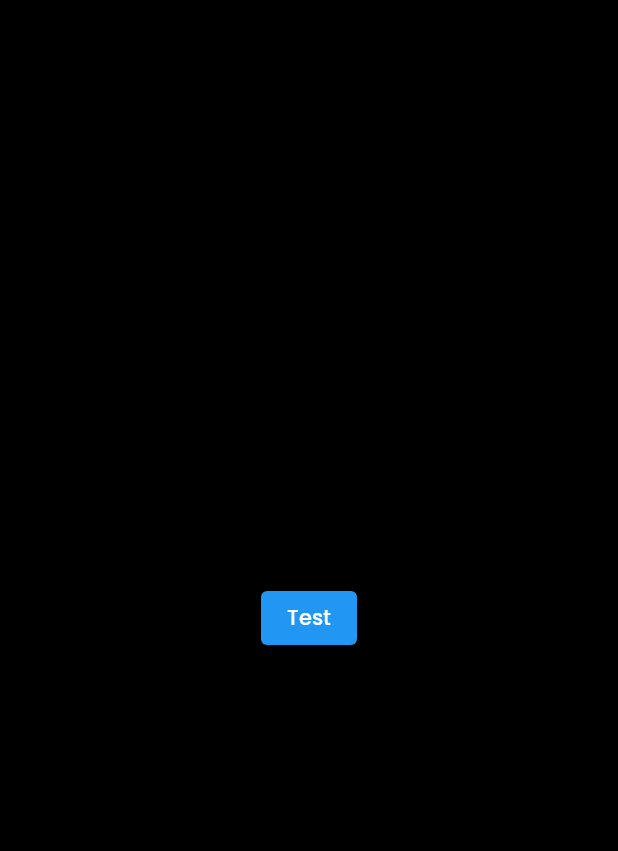
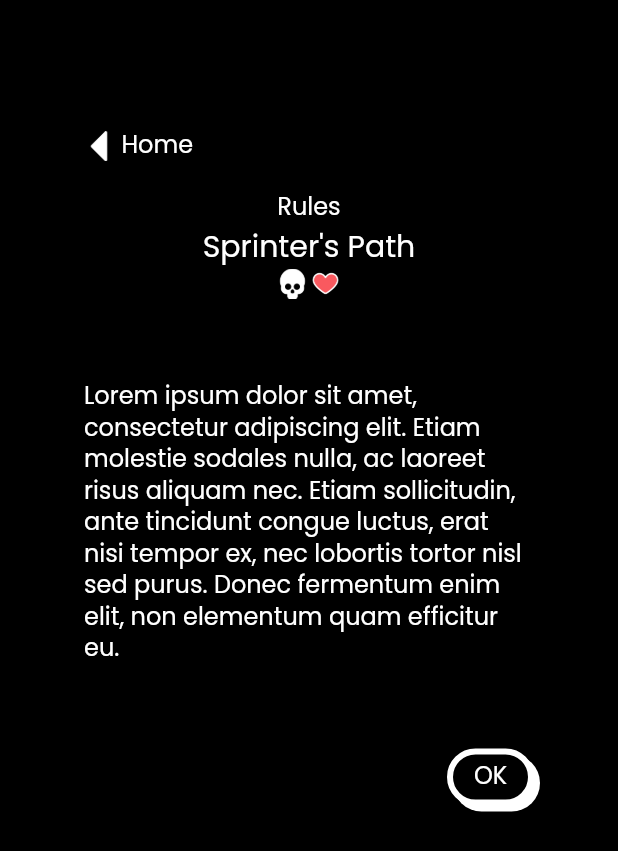
Before and after one commit to lelinguine/brainine-app, a Flutter app: the MyRules screen opened directly, on a phone screen of 412 x 824 dp. Shown: the top 851 px of the screen. Run offline on Flutter 3.47's test engine with Material 2 defaults, Android fonts, the light colour scheme and no system bars; our stand-ins replace google_fonts.

Commit message:
New Page Rules - Design OK

```diff
--- /dev/null
+++ b/lib/components/buttons/myactionbutton.dart
@@ -0,0 +1,19 @@
+import 'package:flutter/material.dart';
+
+class MyActionButton extends StatelessWidget {
+  final String jsonFilePath = 'lib/packs.json';
+
+  const MyActionButton({super.key});
+
+  @override
+  Widget build(BuildContext context) {
+    return SizedBox(
+      height: 30,
+      width: 50,
+      child: Center(
+          child: Text("OK",
+              textAlign: TextAlign.center,
+              style: Theme.of(context).textTheme.bodyMedium)),
+    );
+  }
+}
--- /dev/null
+++ b/lib/components/buttons/mybackbutton.dart
@@ -0,0 +1,27 @@
+import 'package:flutter/material.dart';
+import 'package:flutter/services.dart';
+
+import '../../context.dart';
+
+class MyBackButton extends StatelessWidget {
+  const MyBackButton({super.key});
+
+  @override
+  Widget build(BuildContext context) {
+    return GestureDetector(
+      onTapUp: (TapUpDetails tapUpDetails) {
+        Navigator.pop(context);
+      },
+      child: Row(
+        children: [
+          Image.asset(
+            "${context.getAssets()}more.png",
+            height: 20,
+          ),
+          const SizedBox(width: 5),
+          Text("Home", style: Theme.of(context).textTheme.bodyMedium)
+        ],
+      ),
+    );
+  }
+}
--- a/lib/components/mybutton.dart
+++ b/lib/components/buttons/mybutton.dart
@@ -1,4 +1,5 @@
 import 'package:flutter/material.dart';
+import 'package:flutter/services.dart';
 
 class MyButton extends StatefulWidget {
   const MyButton({super.key, required this.child, required this.action});
@@ -30,6 +31,7 @@ class _MyButtonState extends State<MyButton> {
         pushOffset = const Offset(0, 0);
         shadowOffset = const Offset(4, 4);
       }
+      HapticFeedback.vibrate();
     });
   }
 
--- a/lib/components/packslist.dart
+++ b/lib/components/packslist.dart
@@ -2,7 +2,7 @@ import 'dart:convert';
 
 import 'package:flutter/material.dart';
 
-import 'mybutton.dart';
+import 'buttons/mybutton.dart';
 import 'packsdetails.dart';
 import '../navigation/myroutes.dart';
 
--- a/lib/main.dart
+++ b/lib/main.dart
@@ -31,10 +31,8 @@ class MyMainApp extends StatelessWidget {
           titleMedium: TextStyle(
             fontSize: 20.0,
           ),
-            bodyMedium: TextStyle(
-              fontSize: 16.0,
-              height: 1,
-            )),
+          bodyMedium: TextStyle(fontSize: 16.0, height: 1.3),
+        ),
       ),
       home: const MyHome(),
     );
--- a/lib/navigation/myhome.dart
+++ b/lib/navigation/myhome.dart
@@ -1,13 +1,13 @@
 import 'package:flutter/material.dart';
 
 import '../context.dart';
-import '../components/mybutton.dart';
+import '../components/buttons/mybutton.dart';
 import '../components/optionsdetails.dart';
 import '../components/packslist.dart';
 import '../navigation/myroutes.dart';
 
-import 'package:brainine/navigation/myglory.dart';
-import 'package:brainine/navigation/mystats.dart';
+import 'package:brainine/navigation/pages/myglory.dart';
+import 'package:brainine/navigation/pages/mystats.dart';
 
 class MyHome extends StatelessWidget {
   const MyHome({Key? key}) : super(key: key);
--- a/lib/navigation/myroutes.dart
+++ b/lib/navigation/myroutes.dart
@@ -1,7 +1,9 @@
+import 'package:brainine/navigation/pages/myglory.dart';
+import 'package:brainine/navigation/pages/mypacks.dart';
 import 'package:flutter/material.dart';
 
 import 'package:brainine/navigation/myhome.dart';
-import 'package:brainine/navigation/myrules.dart';
+import 'package:brainine/navigation/pages/myrules.dart';
 
 Route slideAnimation(Widget page, Offset offset) {
   return PageRouteBuilder(
@@ -16,14 +18,14 @@ Route slideAnimation(Widget page, Offset offset) {
   );
 }
 
-void pushHome(BuildContext context) {
-  Navigator.pop(
-      context, slideAnimation(const MyHome(), const Offset(-1.0, 0.0)));
+void pushRule(BuildContext context) {
+  Navigator.push(
+      context, slideAnimation(const MyRules(), const Offset(1.0, 0.0)));
 }
 
-void pushRule(BuildContext context) {
+void pushPacks(BuildContext context) {
   Navigator.push(
-      context, slideAnimation(const MyRules(), const Offset(0.0, 1.0)));
+      context, slideAnimation(const MyPacks(), const Offset(1.0, 0.0)));
 }
 
 void pushOptions(BuildContext context, Widget page) {
--- a/lib/navigation/myrules.dart
+++ /dev/null
@@ -1,27 +0,0 @@
-import 'package:flutter/material.dart';
-import 'package:flutter/services.dart';
-
-import '../navigation/myroutes.dart';
-
-class MyRules extends StatelessWidget {
-  const MyRules({super.key});
-
-  @override
-  Widget build(BuildContext context) {
-    return Scaffold(
-        body: Center(
-      child: Column(
-        mainAxisAlignment: MainAxisAlignment.center,
-        children: [
-          ElevatedButton(
-            child: const Text('Test'),
-            onPressed: () {
-              HapticFeedback.vibrate();
-              pushHome(context);
-            },
-          ),
-        ],
-      ),
-    ));
-  }
-}
--- /dev/null
+++ b/lib/navigation/pages/myglory.dart
@@ -0,0 +1,24 @@
+import 'package:flutter/material.dart';
+
+class MyGlory extends StatelessWidget {
+  const MyGlory({super.key});
+
+  @override
+  Widget build(BuildContext context) {
+    return Scaffold(
+      body: Center(
+        child: Container(
+          color: Colors.blue, // couleur du fond
+          child: ElevatedButton(
+            child: const Text('Glory'),
+            onPressed: () {
+              Navigator.pop(
+                context,
+              );
+            },
+          ),
+        ),
+      ),
+    );
+  }
+}
--- a/lib/navigation/myglory.dart
+++ b/lib/navigation/pages/mypacks.dart
@@ -1,15 +1,18 @@
 import 'package:flutter/material.dart';
 
-class MyGlory extends StatelessWidget {
-  const MyGlory({super.key});
+class MyPacks extends StatelessWidget {
+  const MyPacks({super.key});
 
   @override
   Widget build(BuildContext context) {
     return Scaffold(
         body: Center(
       child: ElevatedButton(
-        child: const Text('Glory'),
+        child: const Text('Packs'),
         onPressed: () {
+          Navigator.pop(
+            context,
+          );
           Navigator.pop(
             context,
           );
--- /dev/null
+++ b/lib/navigation/pages/myrules.dart
@@ -0,0 +1,72 @@
+import 'package:brainine/components/buttons/mybutton.dart';
+import 'package:flutter/material.dart';
+
+import '../../context.dart';
+import '../../components/buttons/mybackbutton.dart';
+import '../../components/buttons/myactionbutton.dart';
+import "../../navigation/myroutes.dart";
+
+class MyRules extends StatelessWidget {
+  const MyRules({super.key});
+
+  @override
+  Widget build(BuildContext context) {
+    return Scaffold(
+      body: Center(
+        child: Column(
+          mainAxisAlignment: MainAxisAlignment.center,
+          children: [
+            SizedBox(
+              width: 300,
+              child: Column(
+                children: [
+                  const MyBackButton(),
+                  const SizedBox(height: 20),
+                  Text("Rules", style: Theme.of(context).textTheme.bodyMedium),
+                  Text("Sprinter's Path",
+                      style: Theme.of(context).textTheme.titleMedium),
+                  Row(
+                    mainAxisAlignment: MainAxisAlignment.center,
+                    children: [
+                      Image.asset(
+                        "${context.getAssets()}skull.png",
+                        height: 20,
+                      ),
+                      const SizedBox(width: 2),
+                      Image.asset(
+                        "${context.getAssets()}heart.png",
+                        height: 20,
+                      ),
+                    ],
+                  ),
+                  SizedBox(
+                      height: 300,
+                      child: Center(
+                        child: Column(
+                          mainAxisAlignment: MainAxisAlignment.center,
+                          children: [
+                            Text(
+                                "Lorem ipsum dolor sit amet, consectetur adipiscing elit. Etiam molestie sodales nulla, ac laoreet risus aliquam nec. Etiam sollicitudin, ante tincidunt congue luctus, erat nisi tempor ex, nec lobortis tortor nisl sed purus. Donec fermentum enim elit, non elementum quam efficitur eu.",
+                                style: Theme.of(context).textTheme.bodyMedium)
+                          ],
+                        ),
+                      )),
+                  Row(mainAxisAlignment: MainAxisAlignment.end, children: [
+                    MyButton(
+                        child: const SizedBox(
+                          height: 30,
+                          width: 50,
+                          child: MyActionButton(),
+                        ),
+                        action: () => pushPacks(context))
+                  ]),
+                  const SizedBox(height: 200),
+                ],
+              ),
+            )
+          ],
+        ),
+      ),
+    );
+  }
+}
```
Also changed, not shown: lib/assets/dark/more.png, lib/assets/light/more.png, lib/navigation/pages/mystats.dart (renamed from lib/navigation/mystats.dart), pubspec.lock. Lines whose indentation alone changed are shown as unchanged.
